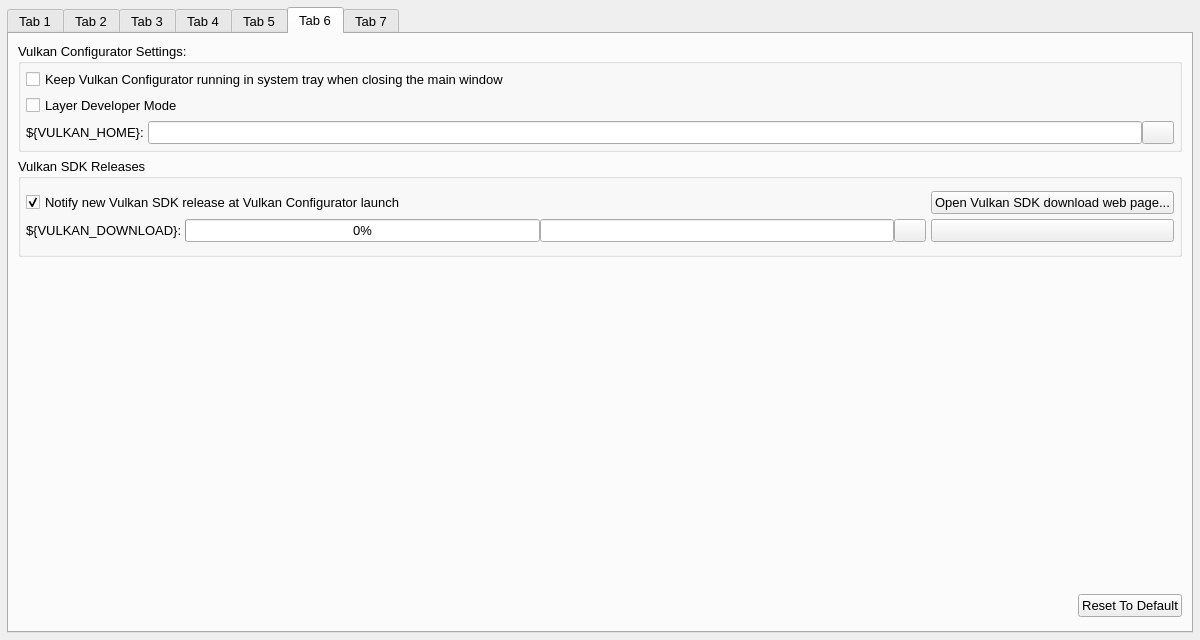
First picture: the form in vkconfig_gui/mainwindow.ui, repository LunarG/VulkanTools, before the edit.
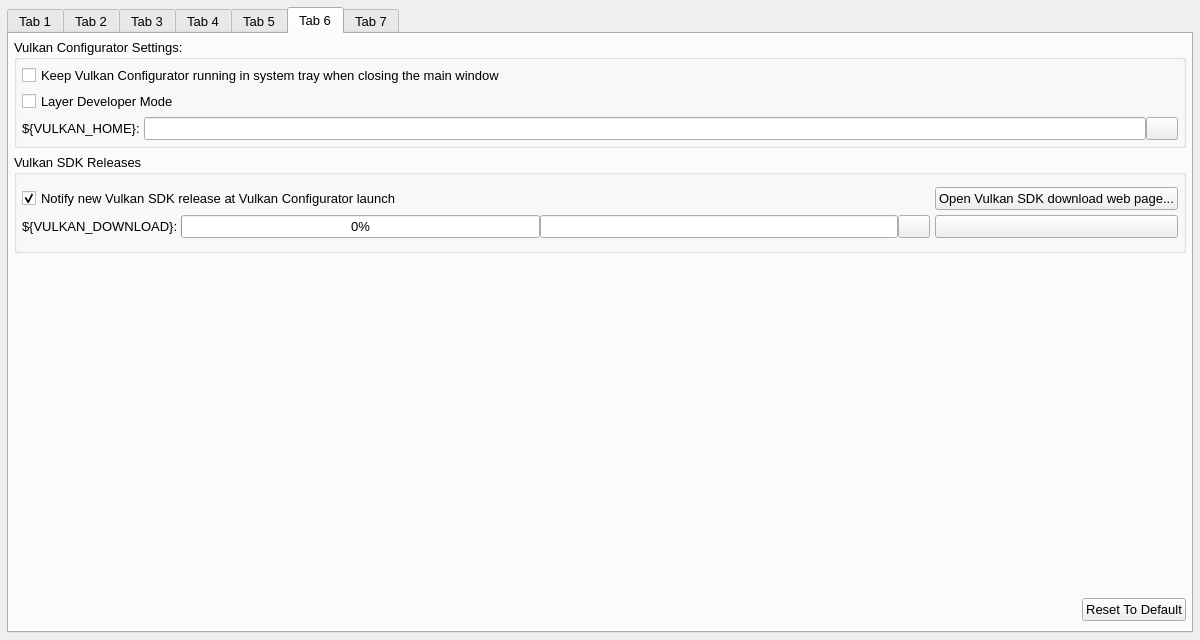
Second picture: the form after the edit. The open tabs and pages were chosen to show the change. Icons and pictures are not drawn.

Commit message: vkconfig: Tentative fix of preference layout

Diff of the .ui file:
```diff
--- a/vkconfig_gui/mainwindow.ui
+++ b/vkconfig_gui/mainwindow.ui
@@ -2073,13 +2073,37 @@
         </item>
        </layout>
       </widget>
-      <widget class="QWidget" name="tab">
+      <widget class="QWidget" name="tab_preferences">
+       <property name="sizePolicy">
+        <sizepolicy hsizetype="Expanding" vsizetype="Expanding">
+         <horstretch>0</horstretch>
+         <verstretch>0</verstretch>
+        </sizepolicy>
+       </property>
        <attribute name="title">
         <string>Tab 6</string>
        </attribute>
-       <layout class="QVBoxLayout" name="verticalLayout_24">
+       <layout class="QVBoxLayout" name="verticalLayout_24" stretch="0,0,1,0">
+        <property name="leftMargin">
+         <number>5</number>
+        </property>
+        <property name="topMargin">
+         <number>5</number>
+        </property>
+        <property name="rightMargin">
+         <number>5</number>
+        </property>
+        <property name="bottomMargin">
+         <number>5</number>
+        </property>
         <item>
          <widget class="QGroupBox" name="preferences_group_box_settings">
+          <property name="sizePolicy">
+           <sizepolicy hsizetype="Preferred" vsizetype="Minimum">
+            <horstretch>0</horstretch>
+            <verstretch>0</verstretch>
+           </sizepolicy>
+          </property>
           <property name="font">
            <font>
             <family>Arial</family>
@@ -2210,6 +2234,12 @@
         </item>
         <item>
          <widget class="QGroupBox" name="groupBox_2">
+          <property name="sizePolicy">
+           <sizepolicy hsizetype="Preferred" vsizetype="Minimum">
+            <horstretch>0</horstretch>
+            <verstretch>0</verstretch>
+           </sizepolicy>
+          </property>
           <property name="title">
            <string>Vulkan SDK Releases</string>
           </property>
@@ -2349,6 +2379,9 @@
           <property name="orientation">
            <enum>Qt::Orientation::Vertical</enum>
           </property>
+          <property name="sizeType">
+           <enum>QSizePolicy::Policy::Expanding</enum>
+          </property>
           <property name="sizeHint" stdset="0">
            <size>
             <width>20</width>
```
Left out of the diff: 2 changed lines with no effect on the pictures.
